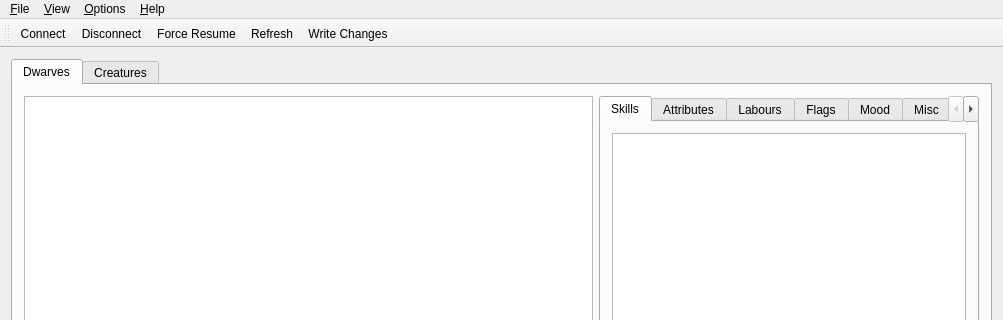
Old version of the form Runesmith/runesmith.ui in the repository DFHack/Runesmith; both pictures show x 0 to 1003 and y 0 to 320 of the 1003 by 591 pixel window.
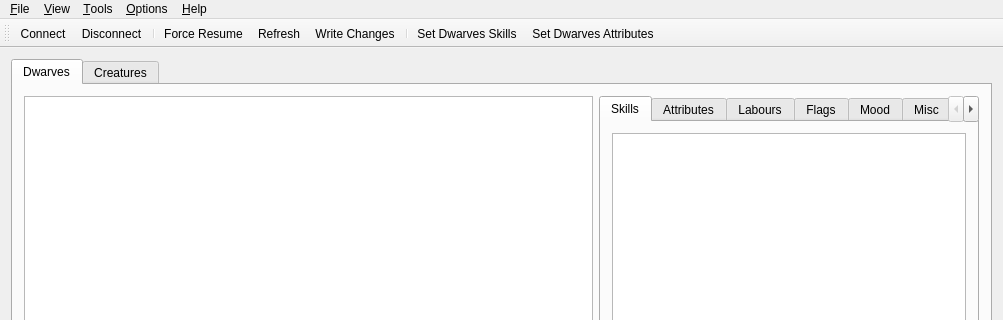
New version of the form. Icons and pictures are not drawn.

Commit message: Fixed tab order in setMainRaceDialog. Fixed bug where a new main race was set and if some had no names, crap was displayed. Added functionality to set all the skills and attributes of the main race to a user specified value in one go via a button and value request for setting skills and one for setting attrs.

The edit to the form file:
```diff
--- a/Runesmith/runesmith.ui
+++ b/Runesmith/runesmith.ui
@@ -500,8 +500,16 @@
     </property>
     <addaction name="action_Set_Main_Race"/>
    </widget>
+   <widget class="QMenu" name="menu_Tools">
+    <property name="title">
+     <string>&amp;Tools</string>
+    </property>
+    <addaction name="actionSet_Dwarves_Skills"/>
+    <addaction name="actionSet_Dwarves_Attributes"/>
+   </widget>
    <addaction name="menu_File"/>
    <addaction name="menu_View"/>
+   <addaction name="menu_Tools"/>
    <addaction name="menu_Options"/>
    <addaction name="menu_Help"/>
   </widget>
@@ -514,9 +522,13 @@
    </attribute>
    <addaction name="action_Connect"/>
    <addaction name="action_Disconnect"/>
+   <addaction name="separator"/>
    <addaction name="action_Force_Resume"/>
    <addaction name="action_Refresh"/>
    <addaction name="action_Write_Changes"/>
+   <addaction name="separator"/>
+   <addaction name="actionSet_Dwarves_Skills"/>
+   <addaction name="actionSet_Dwarves_Attributes"/>
   </widget>
   <widget class="QStatusBar" name="statusBar"/>
   <action name="actionE_xit">
@@ -597,6 +609,24 @@
     <string>&amp;Set Main Race</string>
    </property>
   </action>
+  <action name="actionSet_Dwarves_Skills">
+   <property name="icon">
+    <iconset resource="runesmith.qrc">
+     <normaloff>:/Runesmith/Icons/S.png</normaloff>:/Runesmith/Icons/S.png</iconset>
+   </property>
+   <property name="text">
+    <string>Set Dwarves &amp;Skills</string>
+   </property>
+  </action>
+  <action name="actionSet_Dwarves_Attributes">
+   <property name="icon">
+    <iconset resource="runesmith.qrc">
+     <normaloff>:/Runesmith/Icons/A.png</normaloff>:/Runesmith/Icons/A.png</iconset>
+   </property>
+   <property name="text">
+    <string>Set Dwarves &amp;Attributes</string>
+   </property>
+  </action>
  </widget>
  <layoutdefault spacing="6" margin="11"/>
  <resources>
```
The commit also changes 12 other files.
